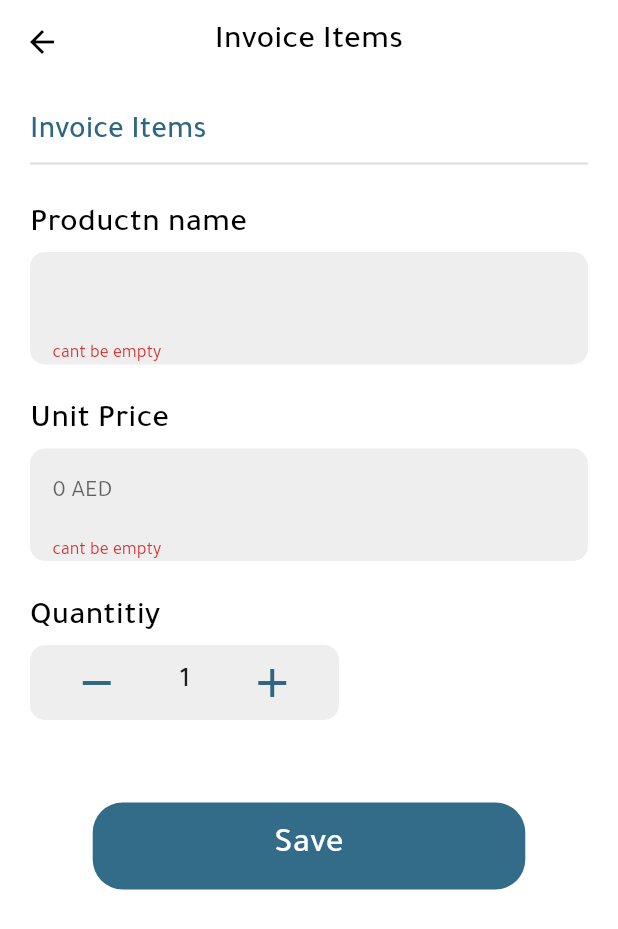
After one commit to Dropidea/SAFQA-MOBILE-APP, a Flutter app: the InvoiceItemsPage screen opened directly, after a tap on the "add" icon, after a tap on "Save", on a phone screen of 412 x 824 dp. The commit adds this screen. Shown: the top 929 px of the screen. Run offline on Flutter 3.47's test engine with Material 2 defaults, Android fonts, the phone set to English and light mode, and no system bars; our stand-ins replace dio, dotted_border, email_validator, file_picker, fl_chart, flutter_zoom_drawer and 7 more; missing offline and left inert: textfield_datepicker; accounts and stored records are empty.

Commit message:
invoices first attempt

```diff
--- a/lib/controllers/add_invoice_controller.dart
+++ b/lib/controllers/add_invoice_controller.dart
@@ -1,4 +1,5 @@
 import 'package:get/get.dart';
+import 'package:safqa/models/invoice_item.dart';
 
 class AddInvoiceController extends GetxController {
   final List<String> days = List<String>.generate(
@@ -66,6 +67,14 @@ class AddInvoiceController extends GetxController {
     _selectedRecurringInterval.value = x;
   }
 
+  List<String> sendByItems = ["SMS", "Email"];
+  String _selectedSendBy = "SMS";
+  String get selectedSendBy => _selectedSendBy;
+
+  void selectSendBy(String x) {
+    _selectedSendBy = x;
+  }
+
   List<String> invoicesLang = ["English", "Arabic "];
   Object invoicesLangValue = 0;
   void setInvoiceLang(Object val) {
@@ -73,4 +82,15 @@ class AddInvoiceController extends GetxController {
     invoicesLangValue = val;
     update();
   }
+
+  List<InvoiceItem> invoiceItems = [];
+  void addInvoiceItem(InvoiceItem item) {
+    invoiceItems.add(item);
+    update();
+  }
+
+  void deleteInvoiceItem(int ind) {
+    invoiceItems.removeAt(ind);
+    update();
+  }
 }
--- /dev/null
+++ b/lib/models/invoice_item.dart
@@ -0,0 +1,7 @@
+class InvoiceItem {
+  final String productName;
+  final String unitPrice;
+  final double quantity;
+
+  InvoiceItem(this.productName, this.unitPrice, this.quantity);
+}
--- /dev/null
+++ b/lib/pages/invoices/invoice_items_page.dart
@@ -0,0 +1,266 @@
+import 'package:flutter/material.dart';
+import 'package:get/get.dart';
+import 'package:getwidget/colors/gf_color.dart';
+import 'package:safqa/controllers/add_invoice_controller.dart';
+import 'package:safqa/main.dart';
+import 'package:safqa/models/invoice_item.dart';
+import 'package:safqa/pages/invoices/customer_info_page.dart';
+import 'package:safqa/widgets/number_increase_decrese.dart';
+import 'package:safqa/widgets/signup_text_field.dart';
+import 'package:sizer/sizer.dart';
+
+class InvoiceItemsPage extends StatelessWidget {
+  InvoiceItemsPage({super.key});
+  double quantity = 0;
+  TextEditingController t1 = TextEditingController();
+  TextEditingController t2 = TextEditingController();
+  final formKey = GlobalKey<FormState>();
+
+  @override
+  Widget build(BuildContext context) {
+    AddInvoiceController addInvoiceController = Get.find();
+    double w = MediaQuery.of(context).size.width;
+    double h = MediaQuery.of(context).size.height;
+    return Scaffold(
+      appBar: AppBar(
+        iconTheme: IconThemeData(color: Colors.black),
+        elevation: 0,
+        backgroundColor: Colors.white,
+        title: Text(
+          "Invoice Items",
+          style: TextStyle(
+            color: Colors.black,
+            fontWeight: FontWeight.w500,
+            fontSize: 16.0.sp,
+          ),
+        ),
+        centerTitle: true,
+      ),
+      body: Container(
+          width: w,
+          height: h,
+          padding: const EdgeInsets.all(20),
+          child: Form(
+            key: formKey,
+            child: ListView(
+              primary: false,
+              children: [
+                blueText("Invoice Items", 15),
+                Divider(thickness: 1.5),
+                const SizedBox(height: 20),
+                blackText("Productn name", 16),
+                SignUpTextField(
+                  controller: t1,
+                  validator: (s) {
+                    if (s!.isEmpty || s == "") {
+                      return "cant be empty";
+                    }
+                    return null;
+                  },
+                ),
+                const SizedBox(height: 20),
+                blackText("Unit Price", 16),
+                SignUpTextField(
+                  hintText: "0 AED",
+                  controller: t2,
+                  keyBoardType: TextInputType.number,
+                  validator: (s) {
+                    if (s!.isEmpty || s == "") {
+                      return "cant be empty";
+                    }
+                    return null;
+                  },
+                ),
+                const SizedBox(height: 20),
+                blackText("Quantitiy", 16),
+                Row(
+                  children: [
+                    Container(
+                      width: w / 2,
+                      margin: EdgeInsets.symmetric(vertical: 5),
+                      padding: EdgeInsets.symmetric(vertical: 5),
+                      decoration: BoxDecoration(
+                        color: Colors.grey.shade200,
+                        borderRadius: new BorderRadius.circular(10.0),
+                      ),
+                      child: NumericStepButton(
+                        minValue: 0,
+                        onChanged: (value) {
+                          quantity = value;
+                          logWarning(quantity);
+                        },
+                      ),
+                    ),
+                  ],
+                ),
+                const SizedBox(height: 50),
+                Center(
+                  child: GestureDetector(
+                    onTap: () {
+                      if (formKey.currentState!.validate()) {
+                        InvoiceItem item = InvoiceItem(
+                          t1.text,
+                          t2.text,
+                          quantity,
+                        );
+                        addInvoiceController.addInvoiceItem(item);
+                        logError(addInvoiceController.invoiceItems.length);
+                      }
+                    },
+                    child: Container(
+                      decoration: BoxDecoration(
+                        borderRadius: BorderRadius.circular(20),
+                        color: Color(0xff326C88),
+                      ),
+                      width: 0.7 * w,
+                      padding: EdgeInsets.all(15),
+                      child: Center(
+                        child: Text(
+                          "Save",
+                          style: TextStyle(
+                              color: Colors.white,
+                              fontSize: 17.0.sp,
+                              fontWeight: FontWeight.w500),
+                        ),
+                      ),
+                    ),
+                  ),
+                ),
+                GetBuilder<AddInvoiceController>(builder: (_) {
+                  return ListView.builder(
+                    shrinkWrap: true,
+                    physics: ClampingScrollPhysics(),
+                    itemBuilder: (context, index) {
+                      InvoiceItem item =
+                          addInvoiceController.invoiceItems[index];
+                      return Container(
+                        width: w,
+                        height: h / 4,
+                        margin: EdgeInsets.symmetric(vertical: 20),
+                        decoration: BoxDecoration(
+                          color: Color(0xffF8F8F8),
+                          borderRadius: BorderRadius.circular(20),
+                          image: DecorationImage(
+                              image: AssetImage("assets/images/inv_item.png"),
+                              opacity: 0.5,
+                              fit: BoxFit.fill),
+                        ),
+                        child: Column(
+                          mainAxisAlignment: MainAxisAlignment.spaceEvenly,
+                          children: [
+                            SizedBox(
+                              height: h / 8,
+                              child: Row(
+                                mainAxisAlignment:
+                                    MainAxisAlignment.spaceEvenly,
+                                children: [
+                                  Column(
+                                    mainAxisAlignment: MainAxisAlignment.center,
+                                    children: [
+                                      greyText("Product Name", 13),
+                                      SizedBox(height: 10),
+                                      blackText(item.productName, 13)
+                                    ],
+                                  ),
+                                  Column(
+                                    mainAxisAlignment: MainAxisAlignment.center,
+                                    children: [
+                                      greyText("Unit Price", 13),
+                                      SizedBox(height: 10),
+                                      blackText("\$${item.unitPrice}", 13)
+                                    ],
+                                  ),
+                                  Column(
+                                    mainAxisAlignment: MainAxisAlignment.center,
+                                    children: [
+                                      greyText("Quantity", 13),
+                                      SizedBox(height: 10),
+                                      blackText(
+                                          item.quantity.round().toString(), 13)
+                                    ],
+                                  ),
+                                  Column(
+                                    mainAxisAlignment:
+                                        MainAxisAlignment.spaceEvenly,
+                                    children: [
+                                      Row(
+                                        children: [
+                                          Container(
+                                            padding: EdgeInsets.all(2),
+                                            decoration: BoxDecoration(
+                                                borderRadius:
+                                                    BorderRadius.circular(5),
+                                                color: GFColors.DANGER
+                                                    .withOpacity(0.2)),
+                                            child: Icon(Icons.delete,
+                                                color: GFColors.DANGER
+                                                    .withAlpha(200)),
+                                          ),
+                                          SizedBox(width: 2),
+                                          Container(
+                                            padding: EdgeInsets.all(2),
+                                            decoration: BoxDecoration(
+                                                borderRadius:
+                                                    BorderRadius.circular(5),
+                                                color: GFColors.SUCCESS
+                                                    .withOpacity(0.2)),
+                                            child: Icon(
+                                                Icons.mode_edit_outlined,
+                                                color: GFColors.SUCCESS
+                                                    .withAlpha(200)),
+                                          )
+                                        ],
+                                      )
+                                    ],
+                                  )
+                                ],
+                              ),
+                            ),
+                            Container(
+                              margin: EdgeInsets.symmetric(horizontal: 20),
+                              child: Row(
+                                mainAxisAlignment: MainAxisAlignment.end,
+                                children: [
+                                  blackText("Total", 18),
+                                  SizedBox(width: 20),
+                                  Container(
+                                    padding: EdgeInsets.symmetric(
+                                        vertical: 10, horizontal: 20),
+                                    child: Text(
+                                      "\$ 400",
+                                      style: TextStyle(
+                                          fontSize: 15.0.sp,
+                                          color: Colors.white),
+                                    ),
+                                    decoration: BoxDecoration(
+                                      borderRadius: BorderRadius.circular(10),
+                                      color: Colors.black,
+                                    ),
+                                  )
+                                ],
+                              ),
+                            )
+                          ],
+                        ),
+                      );
+                    },
+                    itemCount: addInvoiceController.invoiceItems.length,
+                  );
+                })
+              ],
+            ),
+          )),
+    );
+  }
+
+  Widget buildMenuItem(InvoiceItem item) => ListTile(
+        title: Text(
+          item.productName,
+          style: TextStyle(
+            color: Color(0xffE47E7B),
+            fontSize: 15.0.sp,
+            fontWeight: FontWeight.w500,
+          ),
+        ),
+      );
+}
--- /dev/null
+++ b/lib/widgets/number_increase_decrese.dart
@@ -0,0 +1,78 @@
+import 'package:flutter/material.dart';
+
+class NumericStepButton extends StatefulWidget {
+  final double minValue;
+  final double maxValue;
+
+  final ValueChanged<double>? onChanged;
+
+  NumericStepButton(
+      {Key? key,
+      this.minValue = 0,
+      this.maxValue = double.maxFinite,
+      this.onChanged})
+      : super(key: key);
+
+  @override
+  State<NumericStepButton> createState() {
+    return _NumericStepButtonState();
+  }
+}
+
+class _NumericStepButtonState extends State<NumericStepButton> {
+  double counter = 0;
+
+  @override
+  Widget build(BuildContext context) {
+    return Row(
+      mainAxisAlignment: MainAxisAlignment.spaceAround,
+      children: [
+        GestureDetector(
+          onTap: () {
+            setState(() {
+              if (counter > widget.minValue) {
+                counter--;
+              }
+              widget.onChanged!(counter);
+            });
+          },
+          child: Container(
+            child: Icon(
+              Icons.remove,
+              size: 32.0,
+              color: Theme.of(context).primaryColor,
+            ),
+            padding: EdgeInsets.symmetric(vertical: 4.0, horizontal: 18.0),
+          ),
+        ),
+        Text(
+          '${counter.round()}',
+          textAlign: TextAlign.center,
+          style: TextStyle(
+            color: Colors.black87,
+            fontSize: 18.0,
+            fontWeight: FontWeight.w500,
+          ),
+        ),
+        GestureDetector(
+          onTap: () {
+            setState(() {
+              if (counter < widget.maxValue) {
+                counter++;
+              }
+              widget.onChanged!(counter);
+            });
+          },
+          child: Container(
+            child: Icon(
+              Icons.add,
+              size: 32.0,
+              color: Theme.of(context).primaryColor,
+            ),
+            padding: EdgeInsets.symmetric(vertical: 4.0, horizontal: 18.0),
+          ),
+        ),
+      ],
+    );
+  }
+}
--- a/lib/widgets/signup_text_field.dart
+++ b/lib/widgets/signup_text_field.dart
@@ -39,6 +39,7 @@ class SignUpTextField extends StatelessWidget {
       child: Padding(
         padding: EdgeInsets.only(left: 15, right: 15, top: 5),
         child: TextFormField(
+          autovalidateMode: AutovalidateMode.onUserInteraction,
           keyboardType: keyBoardType,
           decoration: InputDecoration(
             border: InputBorder.none,
--- a/pubspec.yaml
+++ b/pubspec.yaml
@@ -101,6 +101,7 @@ flutter:
     - assets/images/done.png
     - assets/images/menu.png
     - assets/images/t.png
+    - assets/images/inv_item.png
 
 
 
```
Also changed, not shown: lib/pages/invoices/create_invoice_page.dart (+49 -36 lines), lib/pages/invoices/customer_info_page.dart (added, +136 -0 lines), assets/images/inv_item.png (added).
